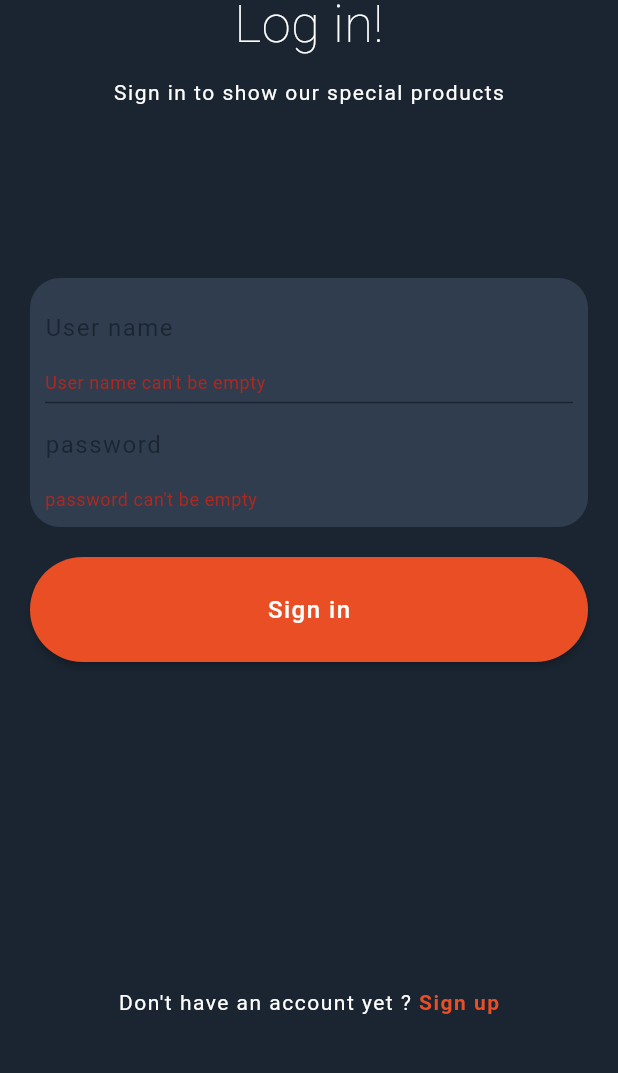
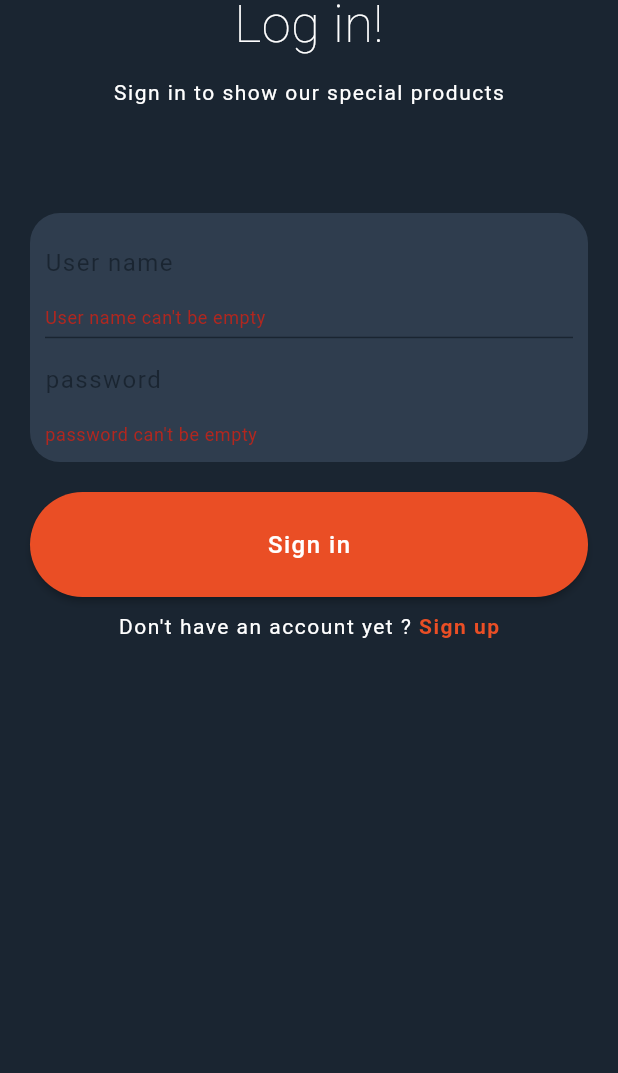
Before and after one commit to abdka2000/flutter-e-commerce-app-, a Flutter app: the LoginPage screen opened by its route, after a tap on "Sign in", on a phone screen of 412 x 824 dp, the part 129-1202 px from its top. Run offline on Flutter 3.47's test engine with Material 3 defaults, Android fonts, the light colour scheme and no system bars; our stand-ins replace cached_network_image, connectivity_plus, dartz, equatable, flutter_bloc, get_it and 4 more; missing offline and left inert: dart:html; accounts and stored records are empty.

Commit message:
refactor login page body

```diff
--- a/lib/features/auth/presentation/screens/login_page.dart
+++ b/lib/features/auth/presentation/screens/login_page.dart
@@ -1,19 +1,11 @@
-import 'package:e_commerce/core/string/colors.dart';
 import 'package:e_commerce/core/string/navigation.dart';
-import 'package:e_commerce/core/widgets/button_widget.dart';
 import 'package:e_commerce/core/widgets/loading.dart';
 import 'package:e_commerce/core/widgets/snackbar_message.dart';
 import 'package:e_commerce/features/auth/presentation/bloc/auth_cubit/auth_cubit.dart';
-import 'package:e_commerce/features/auth/presentation/widgets/cosy_image.dart';
-import 'package:e_commerce/features/auth/presentation/widgets/login_form.dart';
+import 'package:e_commerce/features/auth/presentation/widgets/login_page_body.dart';
 import 'package:flutter/material.dart';
 import 'package:flutter_bloc/flutter_bloc.dart';
 import 'package:go_router/go_router.dart';
-
-// ignore: no_leading_underscores_for_local_identifiers
-GlobalKey<FormState> _loginKey = GlobalKey<FormState>();
-TextEditingController _userNameController = TextEditingController();
-TextEditingController _passwordController = TextEditingController();
 
 class LoginPage extends StatelessWidget {
   const LoginPage({super.key});
@@ -21,7 +13,8 @@ class LoginPage extends StatelessWidget {
   @override
   Widget build(BuildContext context) {
     return Scaffold(
-        body: BlocConsumer<AuthCubit, AuthState>(
+        body: SafeArea(
+      child: BlocConsumer<AuthCubit, AuthState>(
         listener: (context, state) {
           if (state is AuthErrorState) {
             Messagees.errorMessage(context, state.message);
@@ -33,89 +26,9 @@ class LoginPage extends StatelessWidget {
           if (state is AuthLoadingState) {
             return const Loading();
           }
-        return _buildBody(context);
+          return const LoginPageBody();
         },
+      ),
     ));
   }
-
-  Widget _buildBody(BuildContext context) {
-    return Column(
-      children: [
-        const SizedBox(
-          height: 20,
-        ),
-        const COSYImage(),
-        const Text(
-          "Log in!",
-          textAlign: TextAlign.center,
-          style: TextStyle(
-              height: 0.9,
-              color: Colors.white,
-              fontSize: 35,
-              fontWeight: FontWeight.w100),
-        ),
-        const SizedBox(
-          height: 20,
-        ),
-        const Text(
-          "Sign in to show our special products",
-          style: TextStyle(color: Colors.white, letterSpacing: 1),
-        ),
-        const Spacer(
-          flex: 1,
-        ),
-        LoginForm(
-            usernameController: _userNameController,
-            passwordController: _passwordController,
-            loginKey: _loginKey),
-        ButtonWidget(
-          text: "Sign in",
-          fun: () {
-            validateLogin(context);
-          },
-        ),
-        const Spacer(
-          flex: 2,
-        ),
-        Row(
-          mainAxisAlignment: MainAxisAlignment.center,
-          children: [
-            const Text(
-              "Don't have an account yet ? ",
-              style: TextStyle(color: Colors.white, letterSpacing: 1),
-            ),
-            InkWell(
-              onTap: () {
-                _clearField();
-                GoRouter.of(context).pushReplacement(SIGNUP_PAGE);
-              },
-              child: Text(
-                "Sign up",
-                style: TextStyle(
-                    color: AppColors.orange,
-                    letterSpacing: 1,
-                    fontWeight: FontWeight.bold),
-              ),
-            )
-          ],
-        ),
-        const SizedBox(
-          height: 60,
-        ),
-      ],
-    );
 }
-
-  void validateLogin(BuildContext context) {
-    final isValid = _loginKey.currentState!.validate();
-    if (isValid) {
-      BlocProvider.of<AuthCubit>(context)
-          .login(_userNameController.text, _passwordController.text);
-    }
-  }
-
-  void _clearField() {
-    _passwordController.clear();
-    _userNameController.clear();
-  }
-}
--- /dev/null
+++ b/lib/features/auth/presentation/widgets/login_fom_section.dart
@@ -0,0 +1,68 @@
+
+import 'package:e_commerce/core/string/colors.dart';
+import 'package:e_commerce/core/string/navigation.dart';
+import 'package:e_commerce/core/widgets/button_widget.dart';
+import 'package:e_commerce/features/auth/presentation/bloc/auth_cubit/auth_cubit.dart';
+import 'package:e_commerce/features/auth/presentation/widgets/login_form.dart';
+import 'package:flutter/material.dart';
+import 'package:flutter_bloc/flutter_bloc.dart';
+import 'package:go_router/go_router.dart';
+
+class LoginFormSection extends StatelessWidget {
+   LoginFormSection({super.key});
+  // ignore: no_leading_underscores_for_local_identifiers
+final _loginKey = GlobalKey<FormState>();
+final _userNameController = TextEditingController();
+final _passwordController = TextEditingController();
+
+  @override
+  Widget build(BuildContext context) {
+    return Column(children: [
+      LoginForm(
+            usernameController: _userNameController,
+            passwordController: _passwordController,
+            loginKey: _loginKey),
+        ButtonWidget(
+          text: "Sign in",
+          fun: () {
+            validateLogin(context);
+          },
+        ),
+        Row(
+          mainAxisAlignment: MainAxisAlignment.center,
+          children: [
+            const Text(
+              "Don't have an account yet ? ",
+              style: TextStyle(color: Colors.white, letterSpacing: 1),
+            ),
+            InkWell(
+              onTap: () {
+                _clearField();
+                GoRouter.of(context).pushReplacement(SIGNUP_PAGE);
+              },
+              child: Text(
+                "Sign up",
+                style: TextStyle(
+                    color: AppColors.orange,
+                    letterSpacing: 1,
+                    fontWeight: FontWeight.bold),
+              ),
+            )
+          ],
+        ),
+    ],);
+
+
+  }
+  void validateLogin(BuildContext context) {
+    final isValid = _loginKey.currentState!.validate();
+    if (isValid) {
+      BlocProvider.of<AuthCubit>(context)
+          .login(_userNameController.text, _passwordController.text);
+    }
+  }
+  void _clearField() {
+    _passwordController.clear();
+    _userNameController.clear();
+  }
+}
--- /dev/null
+++ b/lib/features/auth/presentation/widgets/login_page_body.dart
@@ -0,0 +1,41 @@
+import 'package:e_commerce/features/auth/presentation/widgets/cosy_image.dart';
+import 'package:e_commerce/features/auth/presentation/widgets/login_fom_section.dart';
+import 'package:flutter/material.dart';
+
+class LoginPageBody extends StatelessWidget {
+  const LoginPageBody({super.key});
+
+  @override
+  Widget build(BuildContext context) {
+    return  Column(
+      children: [
+        const SizedBox(
+          height: 20,
+        ),
+        const COSYImage(),
+        const Text(
+          "Log in!",
+          textAlign: TextAlign.center,
+          style: TextStyle(
+              height: 0.9,
+              color: Colors.white,
+              fontSize: 35,
+              fontWeight: FontWeight.w100),
+        ),
+        const SizedBox(
+          height: 20,
+        ),
+        const Text(
+          "Sign in to show our special products",
+          style: TextStyle(color: Colors.white, letterSpacing: 1),
+        ),
+
+        const SizedBox(
+          height: 60,
+        ),
+        LoginFormSection()
+      ],
+    );
+
+  }
+}
```
Lines whose indentation alone changed are shown as unchanged.
